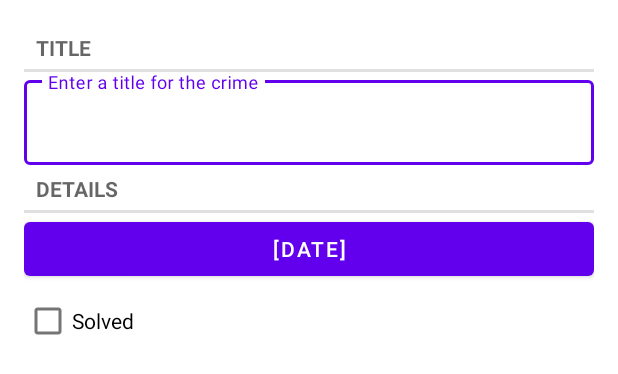
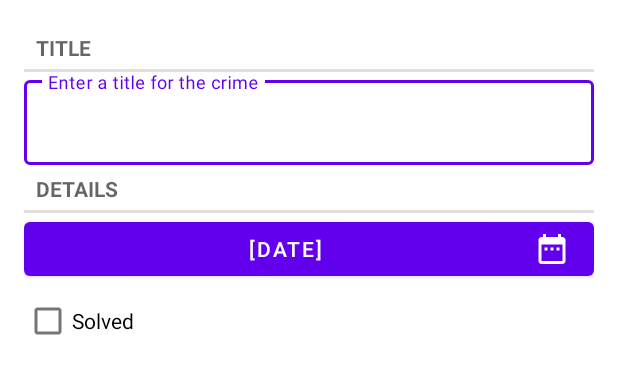
Before and after one commit to MaxKliuba/CriminalIntent-Java, an Android app: the layout fragment_crime.xml on its own in the app's theme, with its tools: preview values and no code run, on a phone screen of 412 x 824 dp. Shown: the top 374 px of the screen. Run offline under Robolectric (Android 15) with nearby library versions, the phone set to English and light mode, and no system bars.

Commit message:
DatePicker added

```diff
--- a/app/src/main/java/com/max_kliuba/criminalintent/Crime.java
+++ b/app/src/main/java/com/max_kliuba/criminalintent/Crime.java
@@ -38,7 +38,7 @@ public class Crime {
 
     public String getFormattedDate() {
         SimpleDateFormat simpleDateFormat =
-                new SimpleDateFormat("HH:mm, EEEE, MMM dd, yyyy", Locale.US);
+                new SimpleDateFormat("EEEE, MMM dd, yyyy", Locale.US);
         return simpleDateFormat.format(mDate);
     }
 
--- /dev/null
+++ b/app/src/main/res/drawable/ic_date_24.xml
@@ -0,0 +1,5 @@
+<vector android:height="24dp" android:tint="#FFFFFF"
+    android:viewportHeight="24" android:viewportWidth="24"
+    android:width="24dp" xmlns:android="http://schemas.android.com/apk/res/android">
+    <path android:fillColor="@android:color/white" android:pathData="M9,11L7,11v2h2v-2zM13,11h-2v2h2v-2zM17,11h-2v2h2v-2zM19,4h-1L18,2h-2v2L8,4L8,2L6,2v2L5,4c-1.11,0 -1.99,0.9 -1.99,2L3,20c0,1.1 0.89,2 2,2h14c1.1,0 2,-0.9 2,-2L21,6c0,-1.1 -0.9,-2 -2,-2zM19,20L5,20L5,9h14v11z"/>
+</vector>
--- a/app/src/main/res/layout/fragment_crime.xml
+++ b/app/src/main/res/layout/fragment_crime.xml
@@ -43,6 +43,8 @@
                 android:id="@+id/crime_date"
                 android:layout_width="match_parent"
                 android:layout_height="wrap_content"
+                app:icon="@drawable/ic_date_24"
+                app:iconGravity="end"
                 tools:text="[DATE]" />
 
             <CheckBox
--- a/app/src/main/res/values-night/themes.xml
+++ b/app/src/main/res/values-night/themes.xml
@@ -1,6 +1,6 @@
 <resources xmlns:tools="http://schemas.android.com/tools">
     <!-- Base application theme. -->
-    <style name="Theme.CriminalIntent" parent="Theme.MaterialComponents.DayNight.NoActionBar">
+    <style name="Theme.CriminalIntent" parent="Theme.MaterialComponents.DayNight.DarkActionBar">
         <!-- Primary brand color. -->
         <item name="colorPrimary">@color/purple_200</item>
         <item name="colorPrimaryVariant">@color/purple_700</item>
--- a/app/src/main/res/values/strings.xml
+++ b/app/src/main/res/values/strings.xml
@@ -4,5 +4,5 @@
     <string name="crime_title_label">Title</string>
     <string name="crime_details_label">Details</string>
     <string name="crime_solved_label">Solved</string>
-    <string name="call_police_button_text">CALL THE POLICE</string>
+    <string name="date_picker_title">Date of crime:</string>
 </resources>
--- a/app/src/main/res/values/themes.xml
+++ b/app/src/main/res/values/themes.xml
@@ -1,6 +1,6 @@
 <resources xmlns:tools="http://schemas.android.com/tools">
     <!-- Base application theme. -->
-    <style name="Theme.CriminalIntent" parent="Theme.MaterialComponents.DayNight.NoActionBar">
+    <style name="Theme.CriminalIntent" parent="Theme.MaterialComponents.DayNight.DarkActionBar">
         <!-- Primary brand color. -->
         <item name="colorPrimary">@color/purple_500</item>
         <item name="colorPrimaryVariant">@color/purple_700</item>
```
Also changed, not shown: app/src/main/java/com/max_kliuba/criminalintent/CrimeFragment.java (+35 -2 lines), app/src/main/java/com/max_kliuba/criminalintent/DatePickerFragment.java (added, +85 -0 lines), app/src/main/res/layout/dialog_date.xml (added, +8 -0 lines).
